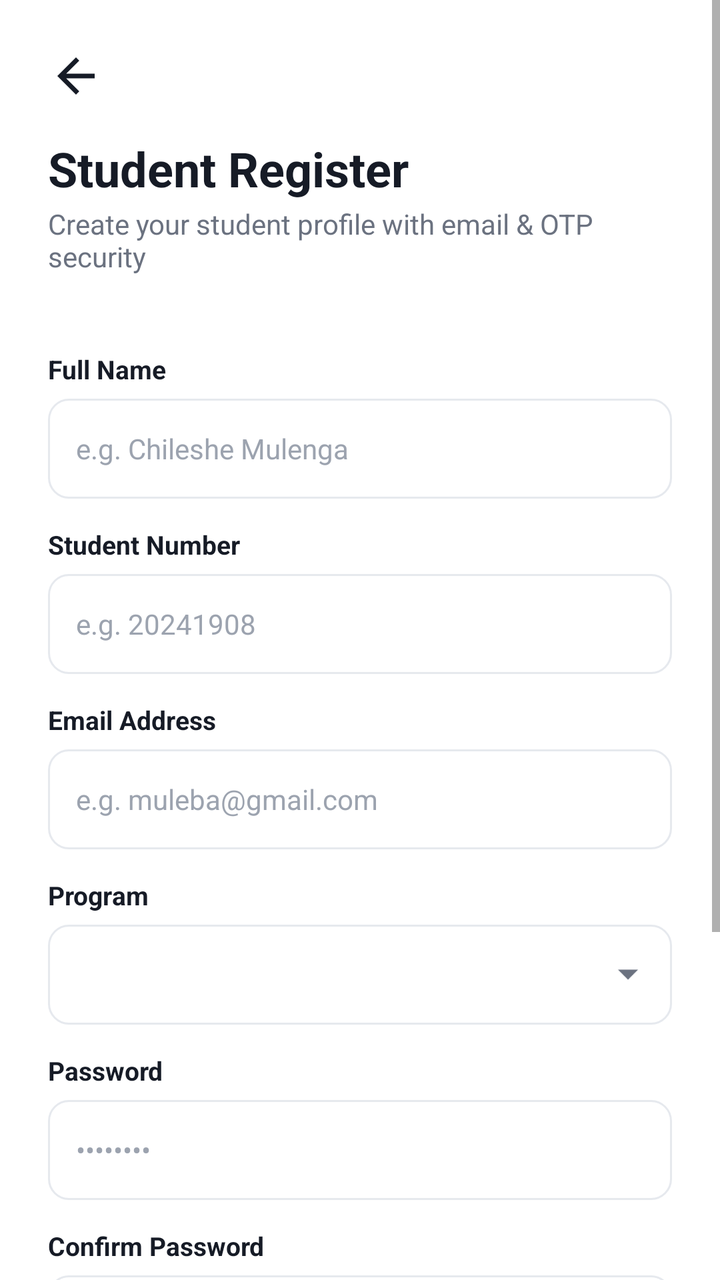
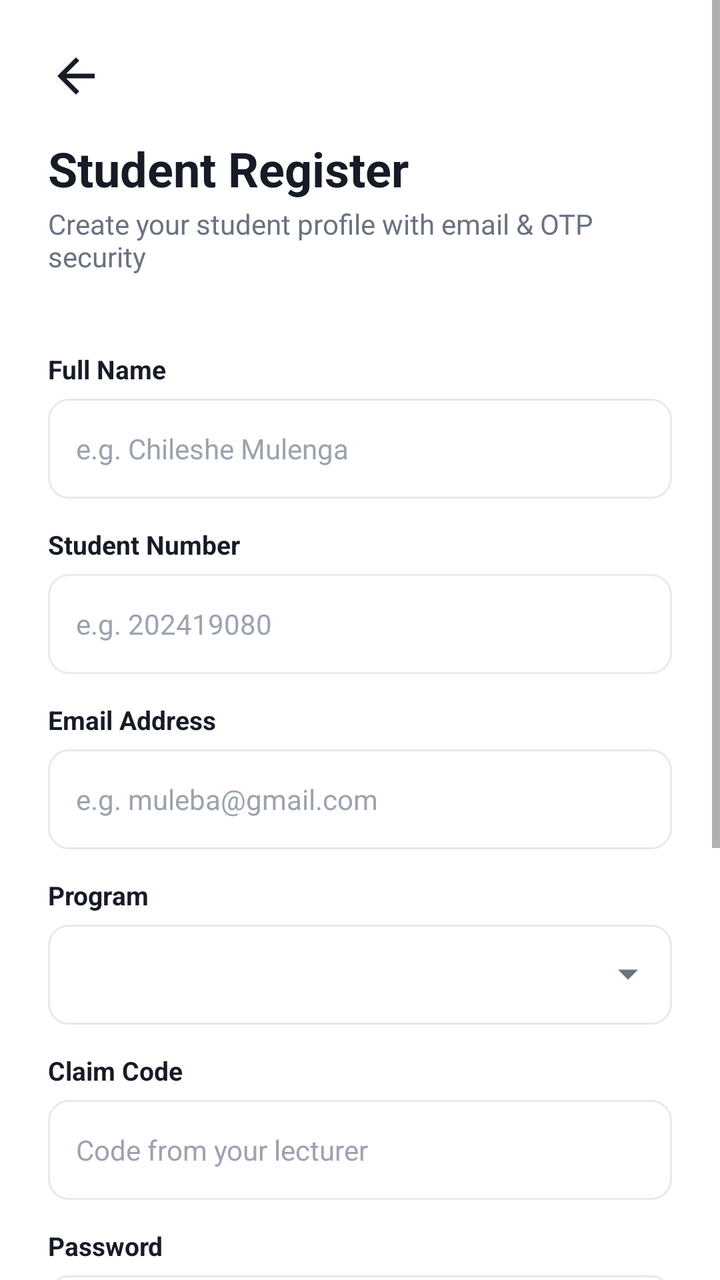

The first picture is an Android layout as it rendered before a commit; the second is the same layout after the commit. The layout source and the unified diff follow.
<!-- AndroidManifest.xml: application theme Theme.CampusApp -->
<!-- res/layout/activity_student_register.xml -->
<?xml version="1.0" encoding="utf-8"?>
<ScrollView xmlns:android="http://schemas.android.com/apk/res/android"
    xmlns:app="http://schemas.android.com/apk/res-auto"
    android:layout_width="match_parent"
    android:layout_height="match_parent"
    android:background="@color/white">

    <LinearLayout
        android:layout_width="match_parent"
        android:layout_height="wrap_content"
        android:orientation="vertical"
        android:padding="24dp">

        <ImageView
            android:id="@+id/btnBack"
            android:layout_width="28dp"
            android:layout_height="28dp"
            android:src="@drawable/ic_back"
            app:tint="@color/text_dark"
            android:layout_marginBottom="16dp"/>

        <TextView
            android:layout_width="wrap_content"
            android:layout_height="wrap_content"
            android:text="Student Register"
            android:textColor="@color/text_dark"
            android:textSize="24sp"
            android:textStyle="bold"/>

        <TextView
            android:layout_width="wrap_content"
            android:layout_height="wrap_content"
            android:layout_marginTop="2dp"
            android:layout_marginBottom="24dp"
            android:text="Create your student profile with email &amp; OTP security"
            android:textColor="@color/text_gray"
            android:textSize="14sp"/>

        <TextView style="@style/InputLabel" android:text="Full Name"/>
        <EditText android:id="@+id/etFullName" style="@style/InputField"
            android:hint="e.g. Chileshe Mulenga" android:inputType="textPersonName|textCapWords"/>

        <TextView style="@style/InputLabel" android:text="Student Number"/>
        <EditText android:id="@+id/etStudentNumber" style="@style/InputField"
            android:hint="e.g. 20241908" android:inputType="number"/>

        <TextView style="@style/InputLabel" android:text="Email Address"/>
        <EditText android:id="@+id/etEmail" style="@style/InputField"
            android:hint="e.g. muleba@gmail.com" android:inputType="textEmailAddress"/>

        <TextView style="@style/InputLabel" android:text="Program"/>
        <include layout="@layout/view_program_spinner"/>

        <TextView style="@style/InputLabel" android:text="Password"/>
        <EditText android:id="@+id/etPassword" style="@style/InputField"
            android:hint="••••••••" android:inputType="textPassword"/>

        <TextView style="@style/InputLabel" android:text="Confirm Password"/>
        <EditText android:id="@+id/etConfirmPassword" style="@style/InputField"
            android:hint="••••••••" android:inputType="textPassword"/>

        <Button
            android:id="@+id/btnCreateAccount"
            android:layout_width="match_parent"
            android:layout_height="52dp"
            android:layout_marginTop="16dp"
            android:background="@drawable/bg_button_blue"
            android:backgroundTint="@null"
            app:backgroundTint="@null"
            android:text="Create account"
            android:textAllCaps="false"
            android:textColor="@color/white"
            android:textStyle="bold"
            android:elevation="0dp"/>

        <Button
            android:id="@+id/btnSaveDraft"
            android:layout_width="match_parent"
            android:layout_height="52dp"
            android:layout_marginTop="10dp"
            android:background="@drawable/bg_button_outline"
            android:text="Save draft"
            android:textAllCaps="false"
            android:textColor="@color/text_dark"
            android:elevation="0dp"/>

        <TextView
            android:id="@+id/tvLogin"
            android:layout_width="wrap_content"
            android:layout_height="wrap_content"
            android:layout_gravity="center_horizontal"
            android:layout_marginTop="18dp"
            android:text="Already registered? Log in"
            android:textColor="@color/primary_blue"
            android:textSize="14sp"/>

    </LinearLayout>
</ScrollView>
<!-- res/layout/view_program_spinner.xml (included above) -->
<?xml version="1.0" encoding="utf-8"?>
<FrameLayout xmlns:android="http://schemas.android.com/apk/res/android"
    android:layout_width="match_parent"
    android:layout_height="50dp"
    android:background="@drawable/bg_input">

    <Spinner
        android:id="@+id/spProgram"
        android:layout_width="match_parent"
        android:layout_height="match_parent"
        android:background="@android:color/transparent"
        android:paddingStart="6dp"
        android:paddingEnd="36dp"
        android:spinnerMode="dropdown"/>

    <ImageView
        android:layout_width="20dp"
        android:layout_height="20dp"
        android:layout_gravity="end|center_vertical"
        android:layout_marginEnd="12dp"
        android:src="@drawable/ic_arrow_down"
        android:importantForAccessibility="no"/>

</FrameLayout>
<!-- resources referenced by this layout -->
<resources>
  <color name="primary_blue">#12469E</color>
  <color name="text_dark">#161B26</color>
  <color name="text_gray">#6B7280</color>
  <color name="white">#FFFFFF</color>
  <!-- drawable bg_button_blue (drawable) -->
  <?xml version="1.0" encoding="utf-8"?>
  <shape xmlns:android="http://schemas.android.com/apk/res/android" android:shape="rectangle">
      <solid android:color="@color/primary_blue" />
      <corners android:radius="14dp" />
  </shape>
  <!-- drawable bg_button_outline (drawable) -->
  <?xml version="1.0" encoding="utf-8"?>
  <shape xmlns:android="http://schemas.android.com/apk/res/android" android:shape="rectangle">
      <solid android:color="@color/white" />
      <stroke android:width="1dp" android:color="@color/divider" />
      <corners android:radius="12dp" />
  </shape>
  <!-- drawable bg_input (drawable) -->
  <?xml version="1.0" encoding="utf-8"?>
  <shape xmlns:android="http://schemas.android.com/apk/res/android" android:shape="rectangle">
      <solid android:color="@color/white" />
      <stroke android:width="1dp" android:color="@color/divider" />
      <corners android:radius="10dp" />
  </shape>
  <!-- drawable ic_arrow_down (drawable) -->
  <vector xmlns:android="http://schemas.android.com/apk/res/android"
      android:width="20dp" android:height="20dp" android:viewportWidth="24" android:viewportHeight="24">
      <path android:fillColor="@color/text_gray"
          android:pathData="M6,9 L12,15 L18,9 Z"/>
  </vector>
  <!-- drawable ic_back (drawable) -->
  <vector xmlns:android="http://schemas.android.com/apk/res/android"
      android:width="24dp" android:height="24dp" android:viewportWidth="24" android:viewportHeight="24">
      <path android:fillColor="@android:color/white"
          android:pathData="M20,11 L7.8,11 L13.4,5.4 L12,4 L4,12 L12,20 L13.4,18.6 L7.8,13 L20,13 Z"/>
  </vector>
  <style name="InputField">
          <item name="android:layout_width">match_parent</item>
          <item name="android:layout_height">50dp</item>
          <item name="android:background">@drawable/bg_input</item>
          <item name="android:paddingLeft">14dp</item>
          <item name="android:paddingRight">14dp</item>
          <item name="android:textSize">14sp</item>
          <item name="android:textColor">@color/text_dark</item>
          <item name="android:textColorHint">@color/text_gray_light</item>
      </style>
  <style name="InputLabel">
          <item name="android:layout_width">wrap_content</item>
          <item name="android:layout_height">wrap_content</item>
          <item name="android:layout_marginTop">14dp</item>
          <item name="android:layout_marginBottom">6dp</item>
          <item name="android:textSize">13sp</item>
          <item name="android:textColor">@color/text_dark</item>
          <item name="android:textStyle">bold</item>
      </style>
  <style name="Theme.CampusApp" parent="Theme.MaterialComponents.Light.NoActionBar">
          <item name="colorPrimary">@color/primary_blue</item>
          <item name="colorPrimaryDark">@color/navy_dark</item>
          <item name="colorAccent">@color/primary_red</item>
          <item name="android:windowBackground">@color/background</item>
          <item name="android:statusBarColor">@color/navy_dark</item>
      </style>
  <color name="divider">#E6E9EE</color>
  <color name="text_gray_light">#9CA3AF</color>
  <color name="navy_dark">#0B2A4A</color>
  <color name="primary_red">#C31432</color>
  <color name="background">#F3F5F8</color>
</resources>

<!-- the commit's change to res/layout/activity_student_register.xml (unified diff, before → after) -->
@@ -42,7 +42,7 @@
 
         <TextView style="@style/InputLabel" android:text="Student Number"/>
         <EditText android:id="@+id/etStudentNumber" style="@style/InputField"
-            android:hint="e.g. 20241908" android:inputType="number"/>
+            android:hint="e.g. 202419080" android:inputType="number"/>
 
         <TextView style="@style/InputLabel" android:text="Email Address"/>
         <EditText android:id="@+id/etEmail" style="@style/InputField"
@@ -50,6 +50,10 @@
 
         <TextView style="@style/InputLabel" android:text="Program"/>
         <include layout="@layout/view_program_spinner"/>
+
+        <TextView style="@style/InputLabel" android:text="Claim Code"/>
+        <EditText android:id="@+id/etClaimCode" style="@style/InputField"
+            android:hint="Code from your lecturer" android:inputType="textCapCharacters"/>
 
         <TextView style="@style/InputLabel" android:text="Password"/>
         <EditText android:id="@+id/etPassword" style="@style/InputField"
